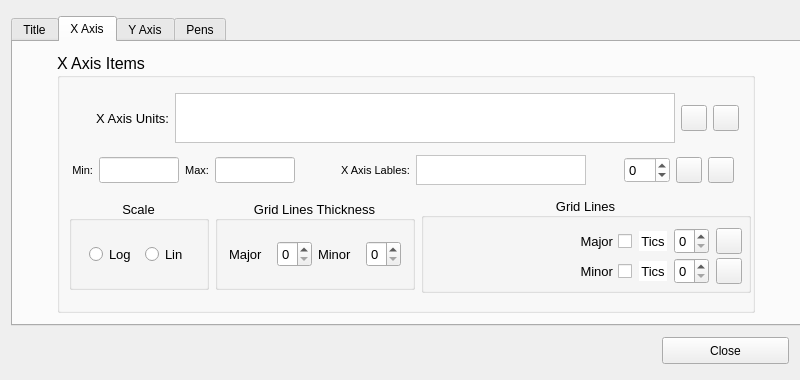
Before: the Qt Designer form ChartTest/chartproperties.ui in mikeinsantarosa/ChartTest, drawn with Qt 5.
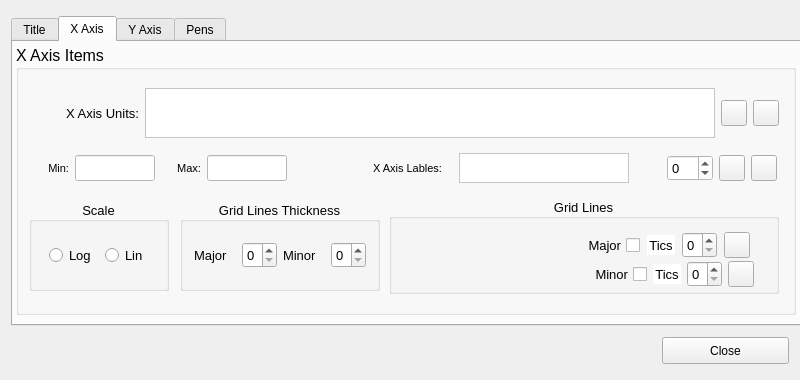
After: the same form once the commit is applied. The open tabs and pages were chosen to show the change. Icons and pictures are not drawn.

The edit to the form file:
```diff
--- a/ChartTest/chartproperties.ui
+++ b/ChartTest/chartproperties.ui
@@ -38,7 +38,7 @@
   <property name="styleSheet">
    <string notr="true"/>
   </property>
-  <layout class="QGridLayout" name="gridLayout_7">
+  <layout class="QGridLayout" name="gridLayout_4">
    <item row="0" column="0" colspan="2">
     <widget class="QTabWidget" name="tabWidgetChartProp">
      <property name="minimumSize">
@@ -54,7 +54,7 @@
       </size>
      </property>
      <property name="currentIndex">
-      <number>2</number>
+      <number>0</number>
      </property>
      <widget class="QWidget" name="tabtitle">
       <attribute name="title">
@@ -63,10 +63,10 @@
       <widget class="QGroupBox" name="groupChartTitle">
        <property name="geometry">
         <rect>
-         <x>5</x>
-         <y>5</y>
+         <x>3</x>
+         <y>3</y>
          <width>790</width>
-         <height>260</height>
+         <height>270</height>
         </rect>
        </property>
        <property name="sizePolicy">
@@ -78,13 +78,13 @@
        <property name="minimumSize">
         <size>
          <width>790</width>
-         <height>260</height>
+         <height>270</height>
         </size>
        </property>
        <property name="maximumSize">
         <size>
          <width>790</width>
-         <height>260</height>
+         <height>270</height>
         </size>
        </property>
        <property name="font">
@@ -98,9 +98,15 @@
        <property name="title">
         <string>Chart title</string>
        </property>
-       <layout class="QGridLayout" name="gridLayout_4">
-        <item row="0" column="0" rowspan="2">
          <widget class="QTextEdit" name="textChartTitleText">
+        <property name="geometry">
+         <rect>
+          <x>17</x>
+          <y>38</y>
+          <width>680</width>
+          <height>220</height>
+         </rect>
+        </property>
           <property name="sizePolicy">
            <sizepolicy hsizetype="Fixed" vsizetype="Fixed">
             <horstretch>0</horstretch>
@@ -126,9 +132,15 @@
            <string notr="true">background-color: rgb(255, 255, 255);</string>
           </property>
          </widget>
-        </item>
-        <item row="0" column="1">
          <widget class="QPushButton" name="btnChartTitleTextFont">
+        <property name="geometry">
+         <rect>
+          <x>708</x>
+          <y>38</y>
+          <width>26</width>
+          <height>26</height>
+         </rect>
+        </property>
           <property name="minimumSize">
            <size>
             <width>26</width>
@@ -155,9 +167,15 @@
            </size>
           </property>
          </widget>
-        </item>
-        <item row="0" column="2">
          <widget class="QPushButton" name="btnChartTitleTextColor">
+        <property name="geometry">
+         <rect>
+          <x>745</x>
+          <y>38</y>
+          <width>26</width>
+          <height>26</height>
+         </rect>
+        </property>
           <property name="minimumSize">
            <size>
             <width>26</width>
@@ -184,30 +202,21 @@
            </size>
           </property>
          </widget>
-        </item>
-        <item row="1" column="1">
-         <spacer name="verticalSpacer">
-          <property name="orientation">
-           <enum>Qt::Vertical</enum>
-          </property>
-          <property name="sizeHint" stdset="0">
-           <size>
-            <width>20</width>
-            <height>175</height>
-           </size>
-          </property>
-         </spacer>
-        </item>
-       </layout>
       </widget>
      </widget>
      <widget class="QWidget" name="tabx">
       <attribute name="title">
        <string>X Axis</string>
       </attribute>
-      <layout class="QGridLayout" name="gridLayout_3">
-       <item row="0" column="0">
         <widget class="QGroupBox" name="groupXAxisItems">
+       <property name="geometry">
+        <rect>
+         <x>3</x>
+         <y>3</y>
+         <width>780</width>
+         <height>270</height>
+        </rect>
+       </property>
          <property name="sizePolicy">
           <sizepolicy hsizetype="Fixed" vsizetype="Fixed">
            <horstretch>0</horstretch>
@@ -216,14 +225,14 @@
          </property>
          <property name="minimumSize">
           <size>
-           <width>698</width>
-           <height>260</height>
+         <width>780</width>
+         <height>270</height>
           </size>
          </property>
          <property name="maximumSize">
           <size>
-           <width>698</width>
-           <height>260</height>
+         <width>780</width>
+         <height>270</height>
           </size>
          </property>
          <property name="font">
@@ -237,9 +246,9 @@
          <property name="title">
           <string>X Axis Items</string>
          </property>
-         <layout class="QGridLayout" name="gridLayout_5">
+       <layout class="QGridLayout" name="gridLayout_3">
           <item row="0" column="0" colspan="3">
-           <layout class="QHBoxLayout" name="horizontalLayout_3">
+         <layout class="QHBoxLayout" name="horizontalLayout_6">
             <item>
              <spacer name="horizontalSpacer_6">
               <property name="orientation">
@@ -266,7 +275,7 @@
               </property>
               <property name="minimumSize">
                <size>
-                <width>80</width>
+              <width>90</width>
                 <height>18</height>
                </size>
               </property>
@@ -299,13 +308,13 @@
               </property>
               <property name="minimumSize">
                <size>
-                <width>500</width>
+              <width>570</width>
                 <height>50</height>
                </size>
               </property>
               <property name="maximumSize">
                <size>
-                <width>500</width>
+              <width>570</width>
                 <height>50</height>
                </size>
               </property>
@@ -375,18 +384,18 @@
            </layout>
           </item>
           <item row="1" column="0" colspan="3">
-           <layout class="QHBoxLayout" name="horizontalLayout_9">
+         <layout class="QHBoxLayout" name="horizontalLayout_7">
             <item>
              <widget class="QLabel" name="lblXMin">
               <property name="minimumSize">
                <size>
-                <width>24</width>
+              <width>40</width>
                 <height>26</height>
                </size>
               </property>
               <property name="maximumSize">
                <size>
-                <width>24</width>
+              <width>40</width>
                 <height>26</height>
                </size>
               </property>
@@ -432,13 +441,13 @@
              <widget class="QLabel" name="lblXMax">
               <property name="minimumSize">
                <size>
-                <width>24</width>
+              <width>40</width>
                 <height>26</height>
                </size>
               </property>
               <property name="maximumSize">
                <size>
-                <width>24</width>
+              <width>40</width>
                 <height>26</height>
                </size>
               </property>
@@ -490,7 +499,7 @@
               </property>
               <property name="sizeHint" stdset="0">
                <size>
-                <width>40</width>
+              <width>80</width>
                 <height>20</height>
                </size>
               </property>
@@ -500,13 +509,13 @@
              <widget class="QLabel" name="label">
               <property name="minimumSize">
                <size>
-                <width>69</width>
+              <width>80</width>
                 <height>26</height>
                </size>
               </property>
               <property name="maximumSize">
                <size>
-                <width>69</width>
+              <width>80</width>
                 <height>26</height>
                </size>
               </property>
@@ -871,13 +880,13 @@
             </property>
             <property name="minimumSize">
              <size>
-              <width>330</width>
+            <width>390</width>
               <height>96</height>
              </size>
             </property>
             <property name="maximumSize">
              <size>
-              <width>330</width>
+            <width>390</width>
               <height>96</height>
              </size>
             </property>
@@ -892,171 +901,27 @@
             <property name="alignment">
              <set>Qt::AlignCenter</set>
             </property>
-            <widget class="QWidget" name="layoutWidget">
+          <widget class="QWidget" name="">
              <property name="geometry">
               <rect>
                <x>10</x>
-               <y>60</y>
-               <width>315</width>
+             <y>33</y>
+             <width>355</width>
                <height>28</height>
               </rect>
              </property>
-             <layout class="QHBoxLayout" name="horizontalLayout_7">
-              <item>
-               <spacer name="horizontalSpacer_9">
-                <property name="orientation">
-                 <enum>Qt::Horizontal</enum>
-                </property>
-                <property name="sizeType">
-                 <enum>QSizePolicy::Minimum</enum>
-                </property>
-                <property name="sizeHint" stdset="0">
-                 <size>
-                  <width>140</width>
-                  <height>15</height>
-                 </size>
-                </property>
-               </spacer>
-              </item>
-              <item>
-               <widget class="QCheckBox" name="checkXMinor">
-                <property name="sizePolicy">
-                 <sizepolicy hsizetype="Fixed" vsizetype="Fixed">
-                  <horstretch>0</horstretch>
-                  <verstretch>0</verstretch>
-                 </sizepolicy>
-                </property>
-                <property name="minimumSize">
-                 <size>
-                  <width>60</width>
-                  <height>26</height>
-                 </size>
-                </property>
-                <property name="maximumSize">
-                 <size>
-                  <width>60</width>
-                  <height>26</height>
-                 </size>
-                </property>
-                <property name="layoutDirection">
-                 <enum>Qt::RightToLeft</enum>
-                </property>
-                <property name="text">
-                 <string>Minor</string>
-                </property>
-               </widget>
-              </item>
-              <item>
-               <widget class="QLabel" name="labelXMinorTics">
-                <property name="sizePolicy">
-                 <sizepolicy hsizetype="Fixed" vsizetype="Fixed">
-                  <horstretch>0</horstretch>
-                  <verstretch>0</verstretch>
-                 </sizepolicy>
-                </property>
-                <property name="minimumSize">
-                 <size>
-                  <width>28</width>
-                  <height>20</height>
-                 </size>
-                </property>
-                <property name="maximumSize">
-                 <size>
-                  <width>28</width>
-                  <height>20</height>
-                 </size>
-                </property>
-                <property name="styleSheet">
-                 <string notr="true">background-color: rgb(255, 255, 255);</string>
-                </property>
-                <property name="text">
-                 <string>Tics</string>
-                </property>
-                <property name="alignment">
-                 <set>Qt::AlignCenter</set>
-                </property>
-               </widget>
-              </item>
-              <item>
-               <widget class="QSpinBox" name="spinXMinorTics">
-                <property name="sizePolicy">
-                 <sizepolicy hsizetype="Fixed" vsizetype="Fixed">
-                  <horstretch>0</horstretch>
-                  <verstretch>0</verstretch>
-                 </sizepolicy>
-                </property>
-                <property name="minimumSize">
-                 <size>
-                  <width>35</width>
-                  <height>26</height>
-                 </size>
-                </property>
-                <property name="maximumSize">
-                 <size>
-                  <width>35</width>
-                  <height>26</height>
-                 </size>
-                </property>
-               </widget>
-              </item>
-              <item>
-               <widget class="QPushButton" name="btnXAxisMinorGridColor">
-                <property name="sizePolicy">
-                 <sizepolicy hsizetype="Fixed" vsizetype="Fixed">
-                  <horstretch>0</horstretch>
-                  <verstretch>0</verstretch>
-                 </sizepolicy>
-                </property>
-                <property name="minimumSize">
-                 <size>
-                  <width>26</width>
-                  <height>26</height>
-                 </size>
-                </property>
-                <property name="maximumSize">
-                 <size>
-                  <width>26</width>
-                  <height>26</height>
-                 </size>
-                </property>
-                <property name="text">
-                 <string/>
-                </property>
-                <property name="icon">
-                 <iconset resource="resources.qrc">
-                  <normaloff>:/images/images/colorPickerIcon1.jpg</normaloff>:/images/images/colorPickerIcon1.jpg</iconset>
-                </property>
-                <property name="iconSize">
-                 <size>
-                  <width>22</width>
-                  <height>22</height>
-                 </size>
-                </property>
-               </widget>
-              </item>
-             </layout>
-            </widget>
-            <widget class="QWidget" name="layoutWidget">
-             <property name="geometry">
-              <rect>
-               <x>10</x>
-               <y>30</y>
-               <width>315</width>
-               <height>28</height>
-              </rect>
-             </property>
-             <layout class="QHBoxLayout" name="horizontalLayout_6">
+           <layout class="QHBoxLayout" name="horizontalLayout_2">
               <item>
                <spacer name="horizontalSpacer_8">
                 <property name="orientation">
                  <enum>Qt::Horizontal</enum>
                 </property>
                 <property name="sizeType">
-                 <enum>QSizePolicy::Minimum</enum>
+               <enum>QSizePolicy::Fixed</enum>
                 </property>
                 <property name="sizeHint" stdset="0">
                  <size>
-                  <width>140</width>
+                <width>180</width>
                   <height>15</height>
                  </size>
                 </property>
@@ -1186,20 +1051,168 @@
               </item>
              </layout>
             </widget>
-           </widget>
-          </item>
-         </layout>
-        </widget>
-       </item>
-      </layout>
+          <widget class="QWidget" name="">
+           <property name="geometry">
+            <rect>
+             <x>10</x>
+             <y>62</y>
+             <width>355</width>
+             <height>28</height>
+            </rect>
+           </property>
+           <layout class="QHBoxLayout" name="horizontalLayout_3">
+            <item>
+             <spacer name="horizontalSpacer_9">
+              <property name="orientation">
+               <enum>Qt::Horizontal</enum>
+              </property>
+              <property name="sizeType">
+               <enum>QSizePolicy::Expanding</enum>
+              </property>
+              <property name="sizeHint" stdset="0">
+               <size>
+                <width>180</width>
+                <height>15</height>
+               </size>
+              </property>
+             </spacer>
+            </item>
+            <item>
+             <widget class="QCheckBox" name="checkXMinor">
+              <property name="sizePolicy">
+               <sizepolicy hsizetype="Fixed" vsizetype="Fixed">
+                <horstretch>0</horstretch>
+                <verstretch>0</verstretch>
+               </sizepolicy>
+              </property>
+              <property name="minimumSize">
+               <size>
+                <width>60</width>
+                <height>26</height>
+               </size>
+              </property>
+              <property name="maximumSize">
+               <size>
+                <width>60</width>
+                <height>26</height>
+               </size>
+              </property>
+              <property name="layoutDirection">
+               <enum>Qt::RightToLeft</enum>
+              </property>
+              <property name="text">
+               <string>Minor</string>
+              </property>
+             </widget>
+            </item>
+            <item>
+             <widget class="QLabel" name="labelXMinorTics">
+              <property name="sizePolicy">
+               <sizepolicy hsizetype="Fixed" vsizetype="Fixed">
+                <horstretch>0</horstretch>
+                <verstretch>0</verstretch>
+               </sizepolicy>
+              </property>
+              <property name="minimumSize">
+               <size>
+                <width>28</width>
+                <height>20</height>
+               </size>
+              </property>
+              <property name="maximumSize">
+               <size>
+                <width>28</width>
+                <height>20</height>
+               </size>
+              </property>
+              <property name="styleSheet">
+               <string notr="true">background-color: rgb(255, 255, 255);</string>
+              </property>
+              <property name="text">
+               <string>Tics</string>
+              </property>
+              <property name="alignment">
+               <set>Qt::AlignCenter</set>
+              </property>
+             </widget>
+            </item>
+            <item>
+             <widget class="QSpinBox" name="spinXMinorTics">
+              <property name="sizePolicy">
+               <sizepolicy hsizetype="Fixed" vsizetype="Fixed">
+                <horstretch>0</horstretch>
+                <verstretch>0</verstretch>
+               </sizepolicy>
+              </property>
+              <property name="minimumSize">
+               <size>
+                <width>35</width>
+                <height>26</height>
+               </size>
+              </property>
+              <property name="maximumSize">
+               <size>
+                <width>35</width>
+                <height>26</height>
+               </size>
+              </property>
+             </widget>
+            </item>
+            <item>
+             <widget class="QPushButton" name="btnXAxisMinorGridColor">
+              <property name="sizePolicy">
+               <sizepolicy hsizetype="Fixed" vsizetype="Fixed">
+                <horstretch>0</horstretch>
+                <verstretch>0</verstretch>
+               </sizepolicy>
+              </property>
+              <property name="minimumSize">
+               <size>
+                <width>26</width>
+                <height>26</height>
+               </size>
+              </property>
+              <property name="maximumSize">
+               <size>
+                <width>26</width>
+                <height>26</height>
+               </size>
+              </property>
+              <property name="text">
+               <string/>
+              </property>
+              <property name="icon">
+               <iconset resource="resources.qrc">
+                <normaloff>:/images/images/colorPickerIcon1.jpg</normaloff>:/images/images/colorPickerIcon1.jpg</iconset>
+              </property>
+              <property name="iconSize">
+               <size>
+                <width>22</width>
+                <height>22</height>
+               </size>
+              </property>
+             </widget>
+            </item>
+           </layout>
+          </widget>
+         </widget>
+        </item>
+       </layout>
+      </widget>
      </widget>
      <widget class="QWidget" name="taby">
       <attribute name="title">
        <string>Y Axis</string>
       </attribute>
-      <layout class="QGridLayout" name="gridLayout_8">
-       <item row="0" column="0">
         <widget class="QGroupBox" name="groupYAxisItems">
+       <property name="geometry">
+        <rect>
+         <x>3</x>
+         <y>3</y>
+         <width>780</width>
+         <height>270</height>
+        </rect>
+       </property>
          <property name="sizePolicy">
           <sizepolicy hsizetype="Fixed" vsizetype="Fixed">
            <horstretch>0</horstretch>
@@ -1208,14 +1221,14 @@
          </property>
          <property name="minimumSize">
           <size>
-           <width>698</width>
-           <height>260</height>
+         <width>780</width>
+         <height>270</height>
           </size>
          </property>
          <property name="maximumSize">
           <size>
-           <width>698</width>
-           <height>260</height>
+         <width>780</width>
+         <height>270</height>
           </size>
          </property>
          <property name="font">
@@ -1229,9 +1242,9 @@
          <property name="title">
           <string>Y Axis Items</string>
          </property>
-         <layout class="QGridLayout" name="gridLayout_6">
+       <layout class="QGridLayout" name="gridLayout_5">
           <item row="0" column="0" colspan="3">
-           <layout class="QHBoxLayout" name="horizontalLayout_2">
+         <layout class="QHBoxLayout" name="horizontalLayout_10">
             <item>
              <spacer name="horizontalSpacer_5">
               <property name="orientation">
@@ -1258,13 +1271,13 @@
               </property>
               <property name="minimumSize">
                <size>
-                <width>80</width>
+              <width>90</width>
                 <height>18</height>
                </size>
               </property>
               <property name="maximumSize">
                <size>
-                <width>80</width>
+              <width>90</width>
                 <height>18</height>
                </size>
               </property>
@@ -1288,13 +1301,13 @@
               </property>
               <property name="minimumSize">
                <size>
-                <width>500</width>
+              <width>570</width>
                 <height>50</height>
                </size>
               </property>
               <property name="maximumSize">
                <size>
-                <width>500</width>
+              <width>570</width>
                 <height>50</height>
                </size>
               </property>
@@ -1370,18 +1383,18 @@
            </layout>
           </item>
           <item row="1" column="0" colspan="3">
-           <layout class="QHBoxLayout" name="horizontalLayout_10">
+         <layout class="QHBoxLayout" name="horizontalLayout_9">
             <item>
              <widget class="QLabel" name="lblYMin">
               <property name="minimumSize">
                <size>
-                <width>24</width>
+              <width>40</width>
                 <height>26</height>
                </size>
               </property>
               <property name="maximumSize">
                <size>
-                <width>24</width>
+              <width>40</width>
                 <height>26</height>
                </size>
               </property>
@@ -1427,13 +1440,13 @@
              <widget class="QLabel" name="lblYMax">
               <property name="minimumSize">
                <size>
-                <width>24</width>
+              <width>40</width>
                 <height>26</height>
                </size>
               </property>
               <property name="maximumSize">
                <size>
-                <width>24</width>
+              <width>40</width>
                 <height>26</height>
                </size>
               </property>
@@ -1481,11 +1494,11 @@
                <enum>Qt::Horizontal</enum>
               </property>
               <property name="sizeType">
-               <enum>QSizePolicy::Minimum</enum>
+             <enum>QSizePolicy::Fixed</enum>
               </property>
               <property name="sizeHint" stdset="0">
                <size>
-                <width>45</width>
+              <width>80</width>
                 <height>20</height>
                </size>
               </property>
@@ -1495,13 +1508,13 @@
              <widget class="QLabel" name="lblYAxisValues">
               <property name="minimumSize">
                <size>
-                <width>69</width>
-                <height>0</height>
+              <width>80</width>
+              <height>26</height>
                </size>
               </property>
               <property name="maximumSize">
                <size>
-                <width>69</width>
+              <width>80</width>
                 <height>26</height>
                </size>
               </property>
@@ -1866,13 +1879,13 @@
             </property>
             <property name="minimumSize">
              <size>
-              <width>330</width>
+            <width>390</width>
               <height>96</height>
              </size>
             </property>
             <property name="maximumSize">
              <size>
-              <width>330</width>
+            <width>390</width>
               <height>96</height>
              </size>
             </property>
@@ -1892,7 +1905,7 @@
               <rect>
                <x>10</x>
                <y>30</y>
-               <width>315</width>
+             <width>355</width>
                <height>28</height>
               </rect>
              </property>
@@ -1907,7 +1920,7 @@
                 </property>
                 <property name="sizeHint" stdset="0">
                  <size>
-                  <width>140</width>
+                <width>180</width>
                   <height>15</height>
                  </size>
                 </property>
@@ -2036,7 +2049,7 @@
               <rect>
                <x>10</x>
                <y>60</y>
-               <width>315</width>
+             <width>355</width>
                <height>28</height>
               </rect>
              </property>
@@ -2051,7 +2064,7 @@
                 </property>
                 <property name="sizeHint" stdset="0">
                  <size>
-                  <width>140</width>
+                <width>180</width>
                   <height>15</height>
                  </size>
                 </property>
@@ -2179,8 +2192,6 @@
           </item>
          </layout>
         </widget>
-       </item>
-      </layout>
      </widget>
      <widget class="QWidget" name="tabpens">
       <attribute name="title">
```
Lines whose indentation alone changed are shown as unchanged.
